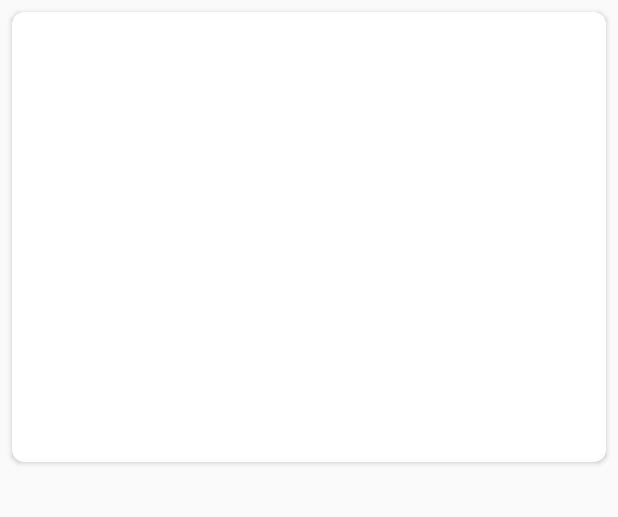
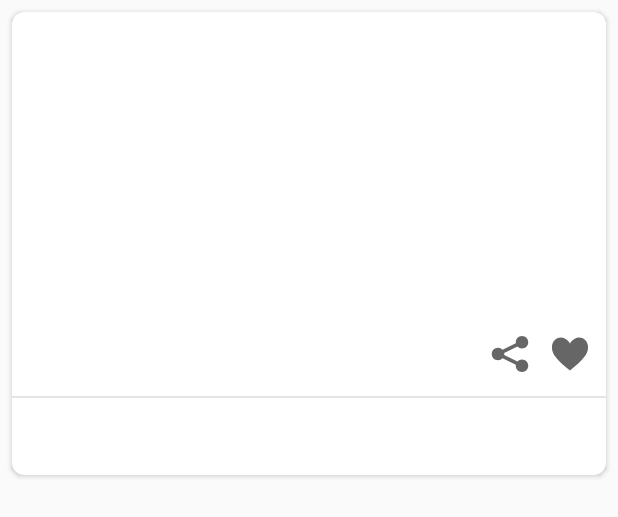
Before and after one commit to steeshock/StreetWorkout, an Android app: the layout place_item.xml on its own in the app's theme, with its tools: preview values and no code run, on a phone screen of 412 x 824 dp. Shown: the top 517 px of the screen. Run offline under Robolectric (Android 15) with nearby library versions, the phone set to English and light mode, and no system bars.

Commit message:
UI corrections for place item

```diff
--- a/app/src/main/java/com/example/android/streetworkout/ui/places/PlacesFragment.kt
+++ b/app/src/main/java/com/example/android/streetworkout/ui/places/PlacesFragment.kt
@@ -66,7 +66,7 @@ class PlacesFragment : BaseFragment() {
             }
             else
             {
-                placesViewModel.insert(PlaceObject("Number #${counter++}", "https://picsum.photos/30${(0..9).random()}/200"))
+                placesViewModel.insert(PlaceObject("Lorem ipsum dolor sit amet, consectetur adipiscing elit, sed do eiusmod tempor incididunt ut labore et dolore magna aliqua. Ut enim ad minim veniam, quis nostrud exercitation ullamco laboris nisi ut aliquip ex ea commodo consequat.", "https://picsum.photos/30${(0..9).random()}/200"))
                 fragmentPlacesBinding.placesRecycler.smoothScrollToPosition(placesAdapter.itemCount)
             }
         }
--- /dev/null
+++ b/app/src/main/res/drawable/ic_heart_24dp.xml
@@ -0,0 +1,4 @@
+<vector android:height="31.99171dp" android:viewportHeight="1024"
+    android:viewportWidth="768.199" android:width="24dp" xmlns:android="http://schemas.android.com/apk/res/android">
+    <path android:fillColor="#FF666666" android:pathData="M384.1,864.03C783.15,550.45 768.13,438.96 768.13,352S696.15,159.97 576.1,159.97 384.1,288 384.1,288s-71.95,-128.03 -192,-128.03S0.07,265.04 0.07,352 -14.94,550.45 384.1,864.03z"/>
+</vector>
--- /dev/null
+++ b/app/src/main/res/drawable/ic_share_24dp.xml
@@ -0,0 +1,4 @@
+<vector android:height="32dp" android:viewportHeight="64"
+    android:viewportWidth="64" android:width="32dp" xmlns:android="http://schemas.android.com/apk/res/android">
+    <path android:fillColor="#FF666666" android:pathData="M48,39.26c-2.377,0 -4.515,1 -6.033,2.596L24.23,33.172c0.061,-0.408 0.103,-0.821 0.103,-1.246c0,-0.414 -0.04,-0.818 -0.098,-1.215l17.711,-8.589c1.519,1.609 3.667,2.619 6.054,2.619c4.602,0 8.333,-3.731 8.333,-8.333c0,-4.603 -3.731,-8.333 -8.333,-8.333s-8.333,3.73 -8.333,8.333c0,0.414 0.04,0.817 0.098,1.215l-17.711,8.589c-1.519,-1.609 -3.666,-2.619 -6.054,-2.619c-4.603,0 -8.333,3.731 -8.333,8.333c0,4.603 3.73,8.333 8.333,8.333c2.377,0 4.515,-1 6.033,-2.596l17.737,8.684c-0.061,0.407 -0.103,0.821 -0.103,1.246c0,4.603 3.731,8.333 8.333,8.333s8.333,-3.73 8.333,-8.333C56.333,42.99 52.602,39.26 48,39.26z"/>
+</vector>
--- a/app/src/main/res/layout/place_item.xml
+++ b/app/src/main/res/layout/place_item.xml
@@ -3,7 +3,7 @@
     xmlns:app="http://schemas.android.com/apk/res-auto"
     android:id="@+id/card_view"
     android:layout_width="match_parent"
-    android:layout_height="300dp"
+    android:layout_height="wrap_content"
     android:layout_marginStart="@dimen/card_margin"
     android:layout_marginTop="@dimen/card_margin"
     android:layout_marginEnd="@dimen/card_margin"
@@ -26,13 +26,42 @@
             android:scaleType="fitXY">
         </ImageView>
 
+        <LinearLayout
+            android:layout_width="wrap_content"
+            android:layout_gravity="end"
+            android:layout_height="wrap_content"
+            android:orientation="horizontal">
+
+            <ImageView
+                android:layout_width="wrap_content"
+                android:layout_height="wrap_content"
+                android:layout_gravity="center"
+                android:layout_marginTop="@dimen/icon_margin"
+                android:layout_marginBottom="@dimen/icon_margin"
+                android:layout_marginEnd="@dimen/icon_margin"
+                android:src="@drawable/ic_share_24dp" />
+
+            <ImageView
+                android:layout_width="wrap_content"
+                android:layout_height="wrap_content"
+                android:layout_gravity="center"
+                android:layout_marginTop="@dimen/icon_margin"
+                android:layout_marginBottom="@dimen/icon_margin"
+                android:layout_marginEnd="@dimen/icon_margin"
+                android:src="@drawable/ic_heart_24dp" />
+
+        </LinearLayout>
+
+        <View
+            android:layout_width="match_parent"
+            android:layout_height="1dp"
+            android:background="@color/separatorColor" />
+
         <TextView
             android:id="@+id/place_description_text"
             android:layout_width="match_parent"
             android:layout_height="wrap_content"
-            android:layout_marginStart="8dp"
-            android:layout_marginTop="8dp"
-            android:layout_marginEnd="8dp"
+            android:layout_margin="8dp"
             android:ellipsize="end"
             android:maxLines="3"
             android:textAlignment="inherit"
--- a/app/src/main/res/values/colors.xml
+++ b/app/src/main/res/values/colors.xml
@@ -6,4 +6,5 @@
 
     <color name="navigationMainColor">#455A64</color>
     <color name="mainBackGroundColor">#F2F2F2</color>
+    <color name="separatorColor">#E4E4E4</color>
 </resources>
--- a/app/src/main/res/values/dimens.xml
+++ b/app/src/main/res/values/dimens.xml
@@ -3,4 +3,5 @@
     <dimen name="activity_horizontal_margin">16dp</dimen>
     <dimen name="activity_vertical_margin">16dp</dimen>
     <dimen name="card_margin">8dp</dimen>
+    <dimen name="icon_margin">12dp</dimen>
 </resources>
--- a/app/src/main/res/values/strings.xml
+++ b/app/src/main/res/values/strings.xml
@@ -6,4 +6,5 @@
     <string name="title_profile">Профиль</string>
     <string name="action_search">Поиск мест...</string>
     <string name="action_map">Переход на карту</string>
+    <string name="places_title">Места тренировок</string>
 </resources>
```
Also changed, not shown: app/src/main/res/layout/activity_main.xml (+13 -19 lines), app/src/main/res/layout/fragment_places.xml (+9 -10 lines).
